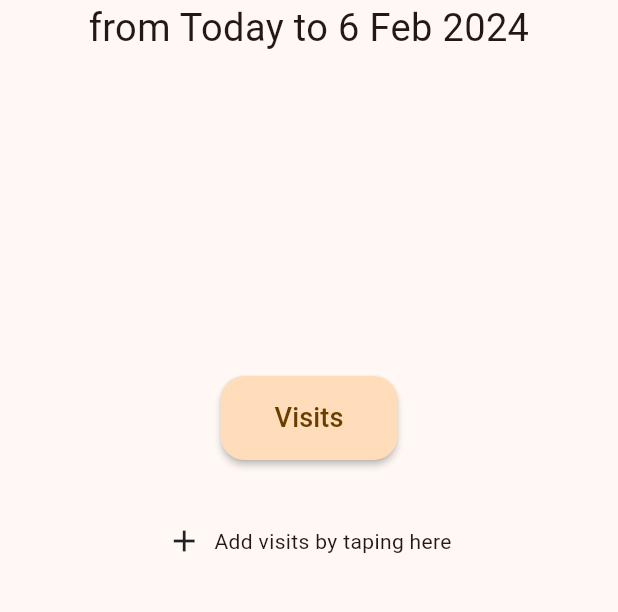
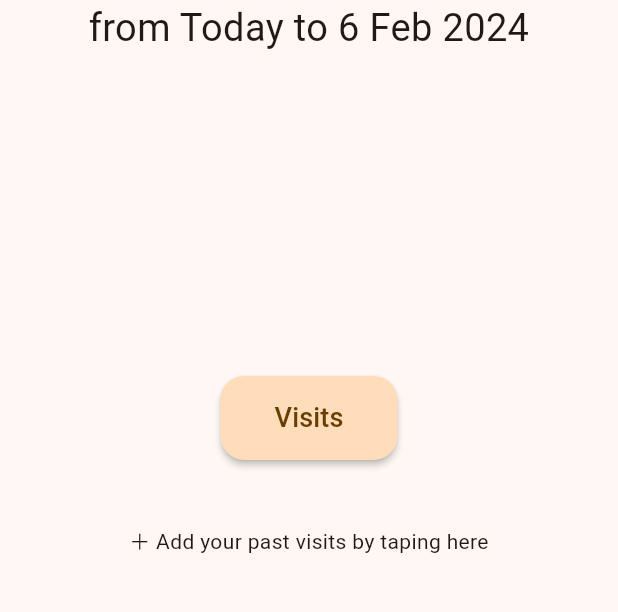
Before and after one commit to Oleh-Kupich/remaining_days, a Flutter app: the screen it shows after launch, on a phone screen of 412 x 824 dp, the part 494-1106 px from its top. Run offline on Flutter 3.47's test engine with Material 2 defaults, Android fonts, the light colour scheme and no system bars; our stand-ins replace easy_localization, flutter_form_builder, flutter_secure_storage, flutter_slidable, form_builder_validators.

Commit message:
Renamed app to 'VisaDays'; fixed translation for UA; bumped version to 1.1

```diff
--- a/lib/main.dart
+++ b/lib/main.dart
@@ -26,7 +26,7 @@ class RemainingDaysApp extends StatelessWidget {
   Widget build(BuildContext context) {
     final colorScheme = ColorScheme.fromSeed(seedColor: Colors.orangeAccent);
     return MaterialApp(
-      title: 'Days',
+      title: 'VisaDays',
       localizationsDelegates: context.localizationDelegates + [FormBuilderLocalizations.delegate],
       supportedLocales: context.supportedLocales,
       locale: context.locale,
--- a/lib/widgets/list_item_widgets/empty_stay.dart
+++ b/lib/widgets/list_item_widgets/empty_stay.dart
@@ -13,15 +13,16 @@ class EmptyStayListItemWidget extends StatelessWidget {
     return InkWell(
       onTap: addStay,
       child: SizedBox(
-          height: 100,
-          child: Row(
-            mainAxisAlignment: MainAxisAlignment.center,
-            children: [
-              const Icon(Icons.add),
-              const SizedBox(width: 8),
-              const Text('add_stay').tr(),
-            ],
-          ),),
+        height: 100,
+        child: Row(
+          mainAxisAlignment: MainAxisAlignment.center,
+          children: [
+            Flexible(
+                child:  const Text('add_stay', textAlign: TextAlign.center).tr(),
+            ),
+          ],
+        ),
+      ),
     );
   }
 }
--- a/lib/widgets/list_item_widgets/stay_item.dart
+++ b/lib/widgets/list_item_widgets/stay_item.dart
@@ -1,3 +1,4 @@
+import 'package:easy_localization/easy_localization.dart';
 import 'package:flutter/material.dart';
 import 'package:flutter_slidable/flutter_slidable.dart';
 import 'package:remaining_days/models/stay_item.dart';
@@ -35,7 +36,7 @@ class StayListItemWidget extends StatelessWidget {
               backgroundColor: Colors.redAccent,
               foregroundColor: Colors.white,
               icon: Icons.delete_forever_rounded,
-              label: 'Delete',
+              label: 'delete'.tr(),
             ),
           ],
         ),
@@ -50,7 +51,7 @@ class StayListItemWidget extends StatelessWidget {
               },
               backgroundColor: Colors.green,
               icon: Icons.edit,
-              label: 'Edit',
+              label: 'edit'.tr(),
             ),
           ],
         ),
--- a/pubspec.yaml
+++ b/pubspec.yaml
@@ -16,7 +16,7 @@ publish_to: 'none' # Remove this line if you wish to publish to pub.dev
 # https://developer.apple.com/library/archive/documentation/General/Reference/InfoPlistKeyReference/Articles/CoreFoundationKeys.html
 # In Windows, build-name is used as the major, minor, and patch parts
 # of the product and file versions while build-number is used as the build suffix.
-version: 1.0.0+1
+version: 1.1.0+1
 
 environment:
   sdk: '>=3.1.3 <4.0.0'
--- a/resources/translations/en.json
+++ b/resources/translations/en.json
@@ -19,9 +19,11 @@
     "other": "days"
   },
   "overstay": "Overstay in the period \n{}",
-  "add_stay": "Add visits by taping here",
+  "add_stay": "＋ Add your past visits by taping here",
   "region" : "Region",
   "name" : "Name",
   "period" : "Period",
-  "maximum_stay" : "Maximum stay"
+  "maximum_stay" : "Maximum stay",
+  "delete" : "Delete",
+  "edit" : "Edit"
 }
--- a/resources/translations/uk.json
+++ b/resources/translations/uk.json
@@ -19,9 +19,11 @@
     "other": "днів"
   },
   "overstay": "Перевищений термін перебування в період \n{}",
-  "add_stay": "Додайте ваші подорожі, натискаючи тут",
+  "add_stay": "＋ Додайте ваші минулі подорожі, натискаючи тут",
   "region" : "Регіон",
   "name" : "Назва",
   "period" : "Період",
-  "maximum_stay" : "Максимальний термін"
+  "maximum_stay" : "Максимальний термін",
+  "delete" : "Видалити",
+  "edit" : "Редагувати"
 }
```
Also changed, not shown: 2 other files.
